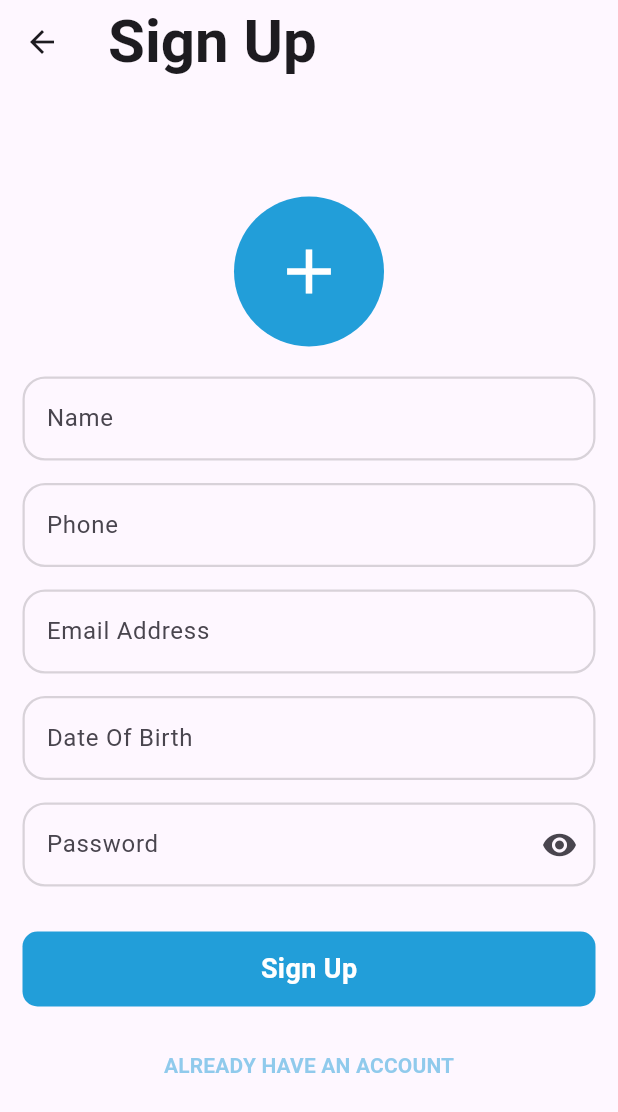
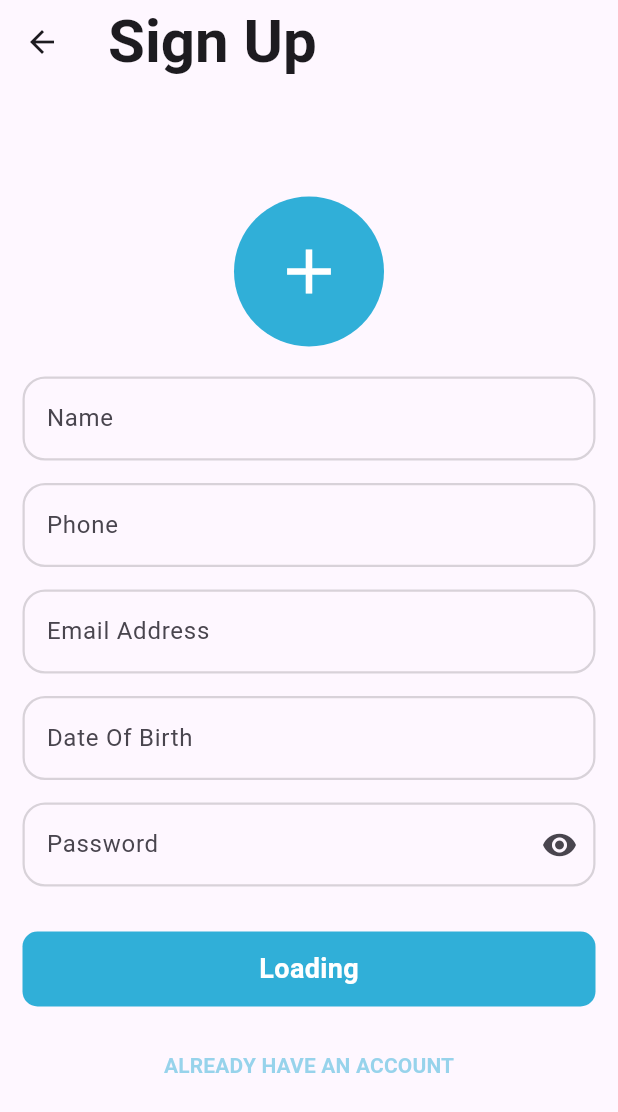
Before and after one commit to Irfanhossain909/TalkNest_ChattingApp, a Flutter app: the RegisterScreen screen opened directly, after a tap on "Sign Up", on a phone screen of 412 x 824 dp. Shown: the top 1112 px of the screen. Run offline on Flutter 3.47's test engine with Material 3 defaults, Android fonts, the phone set to English and light mode, and no system bars; our stand-ins replace get, image_picker, shared_preferences; accounts and stored records are empty.

Commit message:
register token added

```diff
--- a/lib/controllers/auth_controller.dart
+++ b/lib/controllers/auth_controller.dart
@@ -1,9 +1,12 @@
+import 'dart:convert';
 import 'dart:io';
 
 import 'package:get/get.dart';
 import 'package:image_picker/image_picker.dart';
 import 'package:talknest/core/services/api_service.dart';
+import 'package:talknest/core/services/shared_services.dart';
 import 'package:talknest/models/user_model.dart';
+import 'package:talknest/view/home/home_screen.dart';
 
 class AuthController extends GetxController {
   RxBool isSequred = RxBool(true);
@@ -34,11 +37,20 @@ class AuthController extends GetxController {
     isLoading.value = true;
 
     final response = await ApiServices.register(userModel.value);
-    print(await response.stream.bytesToString());
+    // print(await response.stream.bytesToString());
 
     isLoading.value = false;
 
     update();
 
+    if(response.statusCode != 200){
+      Get.snackbar('Error',response.reasonPhrase!);
+    }
+    final decode = jsonDecode(await response.stream.bytesToString());
+
+    await SharedServices.setData(SetType.string, 'token', decode['token']);
+
+    Get.offAll(()=> HomeScreen());
+
   }
 }
--- a/lib/utils/Color.dart
+++ b/lib/utils/Color.dart
@@ -1,5 +1,5 @@
 import 'dart:ui';
 
 class AppColor {
-  static const Color primary = Color(0xFF229ED9);
+  static const Color primary = Color(0xFF30AFD8);
 }
--- a/lib/view/auth/register/register_screen.dart
+++ b/lib/view/auth/register/register_screen.dart
@@ -60,7 +60,9 @@ class _RegisterScreenState extends State<RegisterScreen> {
                           shape: BoxShape.circle,
                           color: AppColor.primary),
                       child: Icon(
-                        controller.selectedImage.value.path == '' ? Icons.add : null,
+                        controller.selectedImage.value.path == ''
+                            ? Icons.add
+                            : null,
                         color: Colors.white,
                         size: 50,
                       ),
@@ -133,9 +135,11 @@ class _RegisterScreenState extends State<RegisterScreen> {
                 SizedBox(
                   height: 30,
                 ),
-                CustomButton(
-                  onTap: ()=> controller.registration(),
-                  label: 'Sign Up',
+                Obx(
+                  () => CustomButton(
+                    onTap: () => controller.registration(),
+                    label: controller.isLoading.value ? 'Loading' : 'Sign Up',
+                  ),
                 ),
                 SizedBox(
                   height: 15,
--- a/pubspec.yaml
+++ b/pubspec.yaml
@@ -37,6 +37,7 @@ dependencies:
   get:
   image_picker:
   http:
+  shared_preferences:
 
 dev_dependencies:
   flutter_test:
```
Also changed, not shown: lib/core/services/shared_services.dart (added, +67 -0 lines), lib/view/home/home_screen.dart (added, +14 -0 lines), pubspec.lock.
